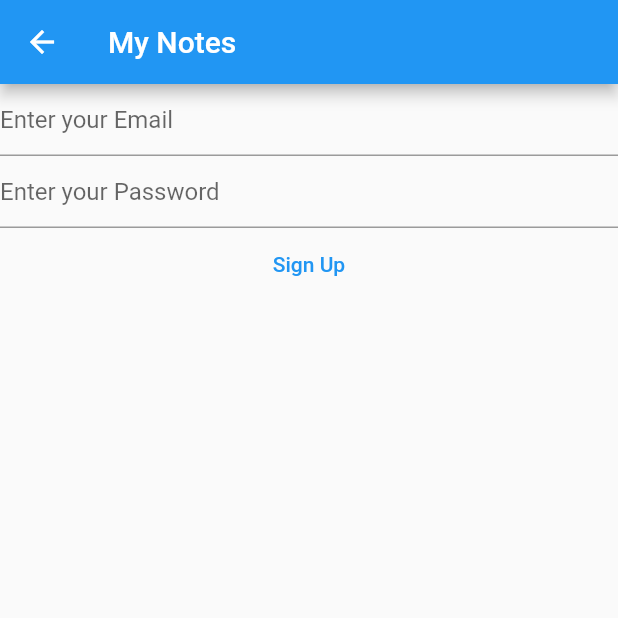
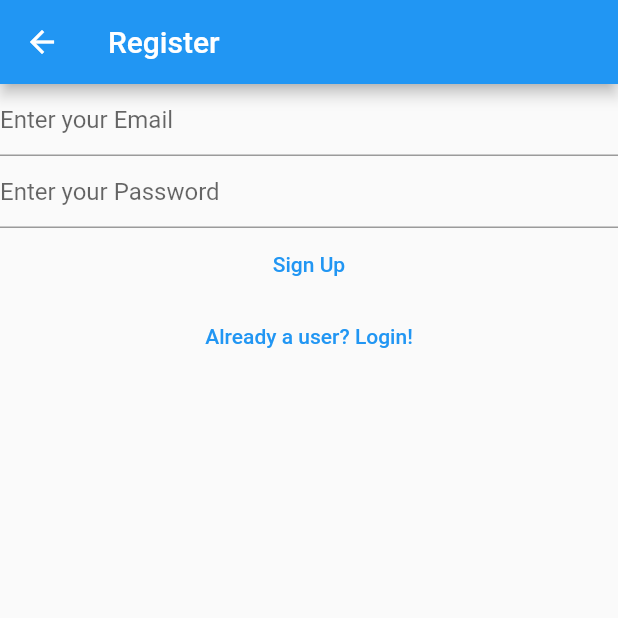
Before and after one commit to rakshit087/mind-map, a Flutter app: the RegisterView screen opened by its route, on a phone screen of 412 x 824 dp, the top half of it. Run offline on Flutter 3.47's test engine with Material 2 defaults, Android fonts, the phone set to English and light mode, and no system bars; our stand-ins replace firebase_auth, firebase_core; accounts and stored records are empty; generated files the repository leaves out were written again.

Commit message:
Linked register and login

```diff
--- a/mynotes/lib/views/login_view.dart
+++ b/mynotes/lib/views/login_view.dart
@@ -35,7 +35,7 @@ class _LoginViewState extends State<LoginView> {
   Widget build(BuildContext context) {
     return Scaffold(
       appBar: AppBar(
-        title: const Text("My Notes"),
+        title: const Text("Login"),
       ),
       body: FutureBuilder(
         future: Firebase.initializeApp(
@@ -86,6 +86,15 @@ class _LoginViewState extends State<LoginView> {
                       child: const Text("Login"),
                     ),
                   ),
+                  Center(
+                    child: TextButton(
+                      child: const Text("Not a user? SignUp!"),
+                      onPressed: () {
+                        Navigator.of(context).pushNamedAndRemoveUntil(
+                            '/register', (route) => false);
+                      },
+                    ),
+                  )
                 ],
               );
             default:
--- a/mynotes/lib/views/register_view.dart
+++ b/mynotes/lib/views/register_view.dart
@@ -35,7 +35,7 @@ class _RegisterViewState extends State<RegisterView> {
   Widget build(BuildContext context) {
     return Scaffold(
       appBar: AppBar(
-        title: const Text("My Notes"),
+        title: const Text("Register"),
       ),
       body: FutureBuilder(
         future: Firebase.initializeApp(
@@ -76,6 +76,15 @@ class _RegisterViewState extends State<RegisterView> {
                       child: const Text("Sign Up"),
                     ),
                   ),
+                  Center(
+                    child: TextButton(
+                      child: const Text("Already a user? Login!"),
+                      onPressed: () {
+                        Navigator.of(context).pushNamedAndRemoveUntil(
+                            "/login", (route) => false);
+                      },
+                    ),
+                  )
                 ],
               );
             default:
```
